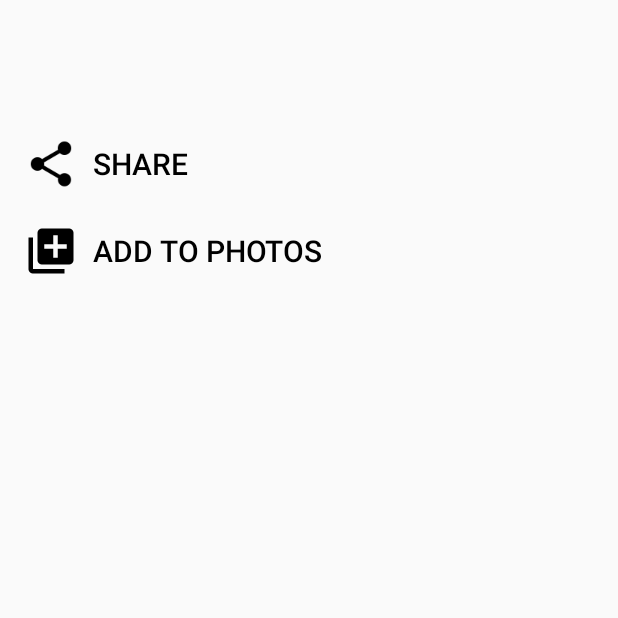
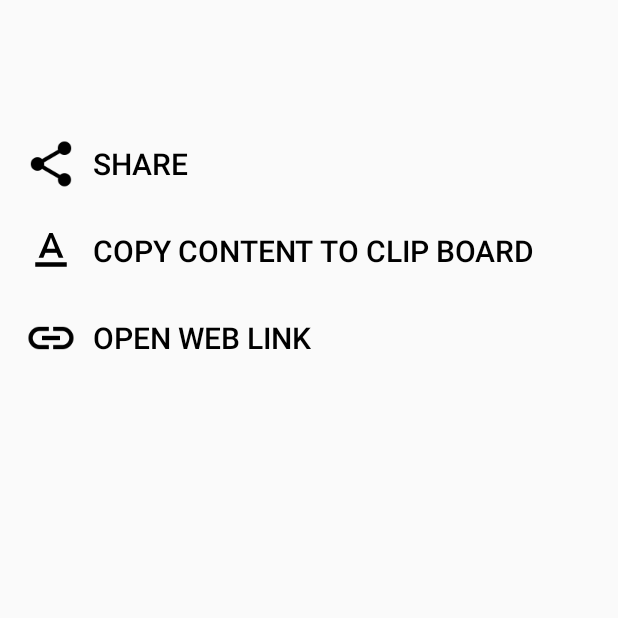
Before and after one commit to rainqer/qrgen, an Android app: the fragment PhoneQrFragment shown on its own in the app's theme, on a phone screen of 412 x 824 dp, the top half of it. Run offline under Robolectric (Android 15) with nearby library versions, the phone set to English and light mode, and no system bars; our stand-ins replace ButterKnife; libraries missing offline, so code that uses them is left out: rx.android.schedulers, rx.functions, rx.schedulers, rx.subscriptions; 2 statements that could not run were skipped.

Commit message:
launching correct screen on scan

```diff
--- a/app/build.gradle
+++ b/app/build.gradle
@@ -48,6 +48,6 @@ dependencies {
     testCompile assertj
     testCompile junit4
     testCompile mockito
-    testCompile robolectric
+    testCompile (robolectric)
     testCompile robolectricShadowsSupport
 }
--- a/app/src/main/java/pl/touk/qrgen/ui/details/DetailsPageActivity.java
+++ b/app/src/main/java/pl/touk/qrgen/ui/details/DetailsPageActivity.java
@@ -2,7 +2,6 @@ package pl.touk.qrgen.ui.details;
 
 import android.content.Context;
 import android.content.Intent;
-import android.os.Build;
 import android.os.Bundle;
 import android.support.v7.app.AppCompatActivity;
 import android.support.v7.widget.Toolbar;
@@ -39,13 +38,13 @@ public class DetailsPageActivity extends AppCompatActivity
     @Override
     protected void onCreate(Bundle savedInstanceState) {
         super.onCreate(savedInstanceState);
-        donotAnimateStatusBar();
+        doNotAnimateStatusBar();
         setContentView(R.layout.activity_details);
         assembleDaggerComponent();
         setUpUi();
     }
 
-    private void donotAnimateStatusBar() {
+    private void doNotAnimateStatusBar() {
         if (VersionUtil.lolipopTransitionsAvailable()) {
             Transition fade = new Fade();
             fade.excludeTarget(android.R.id.statusBarBackground, true);
--- a/app/src/main/java/pl/touk/qrgen/ui/landing/ScanningFragment.java
+++ b/app/src/main/java/pl/touk/qrgen/ui/landing/ScanningFragment.java
@@ -157,9 +157,8 @@ public class ScanningFragment extends Fragment {
                 killScanner();
                 SymbolSet syms = scanner.getResults();
                 for (Symbol sym : syms) {
-                    Intent intent = new Intent(getActivity(), CodeGeneratedActivity.class)
-                            .putExtra(QrFragmentFactory.QR_GENERATION_PROVIDER_TYPE, QrFragmentFactory.PLAIN_TEXT.ordinal())
-                            .putExtra(CodeGeneratedActivity.TRANSLATION_CONTENT_KEY, sym.getData());
+                    Intent intent = CodeGeneratedActivity
+                            .getIntentForSpecificContent(getActivity(), sym.getData());
                     VIEW_QR_CODE_TRANSLATION = 11223;
                     startActivityForResult(intent, VIEW_QR_CODE_TRANSLATION);
                 }
--- a/app/src/main/res/layout/floating_action_button.xml
+++ b/app/src/main/res/layout/floating_action_button.xml
@@ -12,7 +12,6 @@
         style="@style/floating_action_button"
         app:rippleColor="@color/lime_very_dark"
         android:src="@drawable/ic_generate"
-        android:padding="0dp"
         app:elevation="4dp" />
 
 </RelativeLayout>
--- a/app/src/main/res/layout/fragment_qr_creator.xml
+++ b/app/src/main/res/layout/fragment_qr_creator.xml
@@ -27,9 +27,15 @@
         style="@style/generated_code_options_style"/>
 
     <Button
-        android:id="@+id/export"
-        android:text="@string/export"
-        android:drawableLeft="@drawable/ic_add_to_photos_black_36dp"
+        android:id="@+id/copy_text"
+        android:text="@string/copy_to_cliboard"
+        android:drawableLeft="@drawable/ic_text_select_black_36dp"
+        style="@style/generated_code_options_style"/>
+
+    <Button
+        android:id="@+id/launch_link"
+        android:text="@string/launch_link"
+        android:drawableLeft="@drawable/ic_link_black_36dp"
         style="@style/generated_code_options_style"/>
 
 </LinearLayout>
--- a/app/src/main/res/values/strings.xml
+++ b/app/src/main/res/values/strings.xml
@@ -1,5 +1,5 @@
 <resources>
-    <string name="app_name">QrGen</string>
+    <string name="app_name">Simple Qr Codes</string>
 
     <string name="title_section1">Generate QR</string>
     <string name="title_section2">Scan QR</string>
@@ -29,12 +29,17 @@
     <!-- export to file-->
     <string name="temporary_export_file_path">qr_generations</string>
     <string name="temporary_export_file_name">qr_code</string>
-    <string name="export">Add to photos</string>
+
+    <!-- copy to cliboard-->
+    <string name="copy_to_cliboard">Copy content to clip board</string>
 
     <!-- Share-->
     <string name="share">Share</string>
     <string name="share_selector_message">Share Qr via</string>
 
+    <!-- launch link-->
+    <string name="launch_link">Open web link</string>
+
     <!-- scan fragment -->
     <string name="reset">RESET CAMERA</string>
 </resources>
```
Also changed, not shown: app/src/main/java/pl/touk/qrgen/tools/ClipBoardExporter.java (added, +23 -0 lines), app/src/main/java/pl/touk/qrgen/ui/common/DecodedQrUsher.java (added, +35 -0 lines), app/src/main/java/pl/touk/qrgen/ui/generated/CodeGeneratedActivity.java, app/src/main/java/pl/touk/qrgen/ui/generated/QrFragment.java, app/src/main/res/drawable-hdpi/ic_add_to_photos_black_36dp.png (deleted), app/src/main/res/drawable-hdpi/ic_text_select_black_36dp.png (added), app/src/main/res/drawable-mdpi/ic_add_to_photos_black_36dp.png (deleted), app/src/main/res/drawable-mdpi/ic_text_select_black_36dp.png (added), app/src/main/res/drawable-xhdpi/ic_add_to_photos_black_36dp.png (deleted), app/src/main/res/drawable-xhdpi/ic_text_select_black_36dp.png (added).
